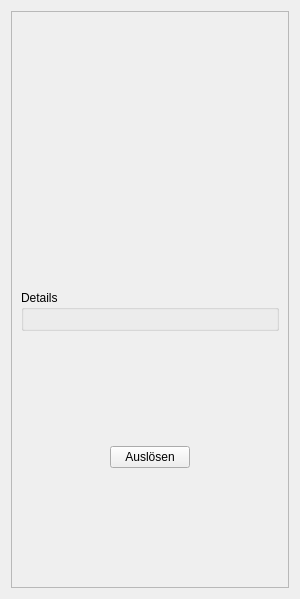
Old version of the form simon/src/simonactionsui/commandpreviewwidget.ui in the repository KDE/simon.
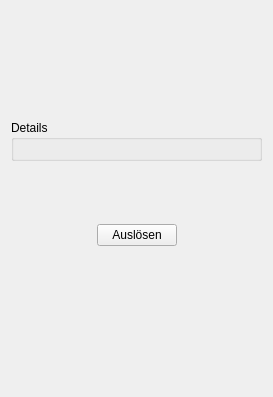
New version of the form. Custom widgets are drawn as their Qt base class.

The edit to the form file:
```diff
--- a/simon/src/simonactionsui/commandpreviewwidget.ui
+++ b/simon/src/simonactionsui/commandpreviewwidget.ui
@@ -5,34 +5,22 @@
    <rect>
     <x>0</x>
     <y>0</y>
-    <width>300</width>
-    <height>599</height>
+    <width>273</width>
+    <height>397</height>
    </rect>
   </property>
   <property name="windowTitle" >
    <string>Form</string>
   </property>
-  <layout class="QVBoxLayout" name="verticalLayout_3" >
-   <item>
-    <widget class="QScrollArea" name="scrollArea" >
-     <property name="widgetResizable" >
-      <bool>true</bool>
-     </property>
-     <widget class="QWidget" name="scrollAreaWidgetContents" >
-      <property name="geometry" >
-       <rect>
-        <x>0</x>
-        <y>0</y>
-        <width>286</width>
-        <height>585</height>
-       </rect>
-      </property>
       <layout class="QVBoxLayout" name="verticalLayout" >
        <item>
         <spacer name="verticalSpacer_4" >
          <property name="orientation" >
           <enum>Qt::Vertical</enum>
          </property>
+     <property name="sizeType" >
+      <enum>QSizePolicy::Fixed</enum>
+     </property>
          <property name="sizeHint" stdset="0" >
           <size>
            <width>20</width>
@@ -100,10 +88,13 @@
          <property name="orientation" >
           <enum>Qt::Vertical</enum>
          </property>
+     <property name="sizeType" >
+      <enum>QSizePolicy::Fixed</enum>
+     </property>
          <property name="sizeHint" stdset="0" >
           <size>
            <width>20</width>
-           <height>57</height>
+       <height>20</height>
           </size>
          </property>
         </spacer>
@@ -125,6 +116,9 @@
          <property name="orientation" >
           <enum>Qt::Vertical</enum>
          </property>
+     <property name="sizeType" >
+      <enum>QSizePolicy::Fixed</enum>
+     </property>
          <property name="sizeHint" stdset="0" >
           <size>
            <width>20</width>
@@ -178,14 +172,10 @@
          <property name="sizeHint" stdset="0" >
           <size>
            <width>20</width>
-           <height>105</height>
+       <height>124</height>
           </size>
          </property>
         </spacer>
-       </item>
-      </layout>
-     </widget>
-    </widget>
    </item>
   </layout>
  </widget>
```
Lines whose indentation alone changed are shown as unchanged.
